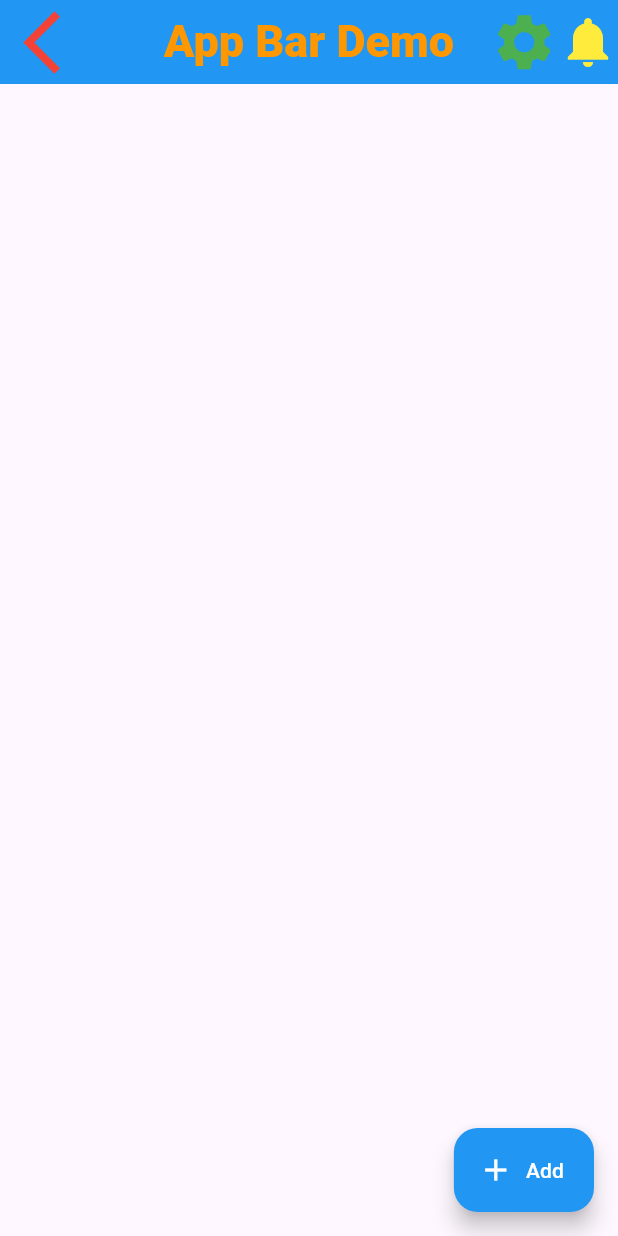
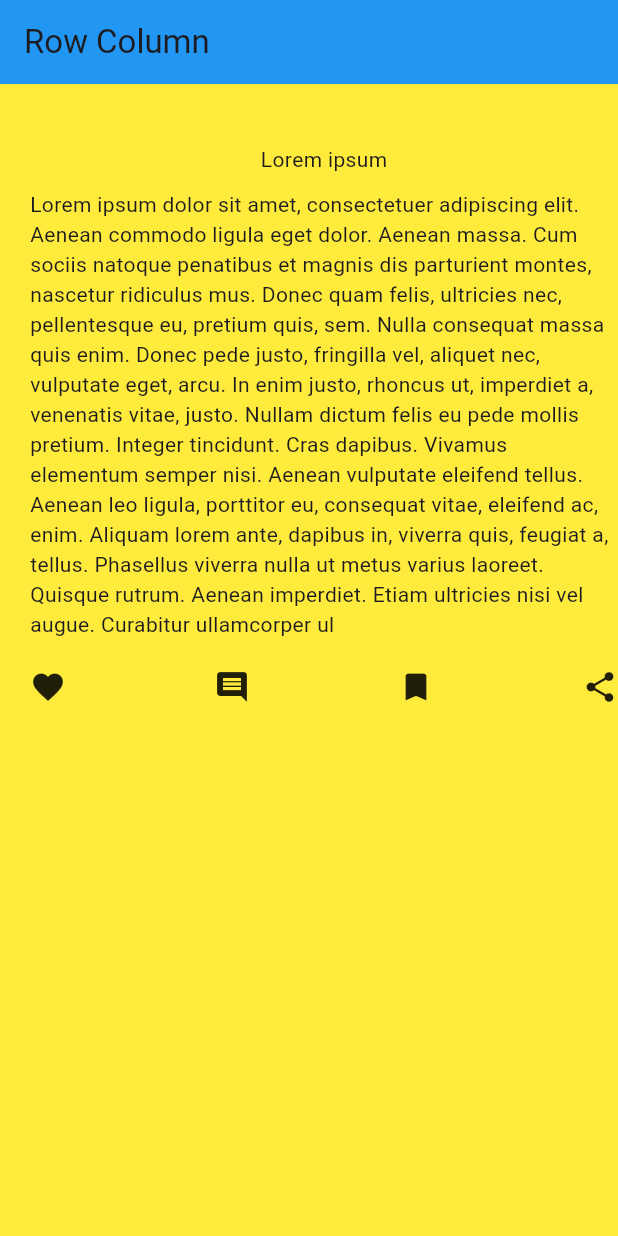
Before and after one commit to AbRehman536/mustafa_frontend, a Flutter app: the screen it shows after launch, on a phone screen of 412 x 824 dp. Run offline on Flutter 3.47's test engine with Material 3 defaults, Android fonts, the light colour scheme and no system bars.

Commit message:
Nested Row Column done

```diff
--- a/lib/main.dart
+++ b/lib/main.dart
@@ -1,5 +1,6 @@
 import 'package:flutter/material.dart';
 import 'package:mustafa_frontend/appbar.dart';
+import 'package:mustafa_frontend/row_column.dart';
 
 void main() {
   runApp(const MyApp());
@@ -31,7 +32,7 @@ class MyApp extends StatelessWidget {
         // tested with just a hot reload.
         colorScheme: ColorScheme.fromSeed(seedColor: Colors.deepPurple),
       ),
-      home: AppBarDemo(),
+      home: RowColumn(),
     );
   }
 }
--- /dev/null
+++ b/lib/row_column.dart
@@ -0,0 +1,38 @@
+import 'package:flutter/material.dart';
+
+class RowColumn extends StatelessWidget {
+  const RowColumn({super.key});
+
+  @override
+  Widget build(BuildContext context) {
+    return Scaffold(
+      appBar: AppBar(
+        title: Text("Row Column"),
+        backgroundColor: Colors.blue,
+      ),
+      body: Container(
+        color: Colors.yellow,
+        width: double.infinity,
+        child: Padding(
+          padding: const EdgeInsets.only(left: 20,top: 30),
+          child: Column(
+           children: [
+             SizedBox(height: 10,),
+             Text("Lorem ipsum"),
+             SizedBox(height: 10,),
+             Text("Lorem ipsum dolor sit amet, consectetuer adipiscing elit. Aenean commodo ligula eget dolor. Aenean massa. Cum sociis natoque penatibus et magnis dis parturient montes, nascetur ridiculus mus. Donec quam felis, ultricies nec, pellentesque eu, pretium quis, sem. Nulla consequat massa quis enim. Donec pede justo, fringilla vel, aliquet nec, vulputate eget, arcu. In enim justo, rhoncus ut, imperdiet a, venenatis vitae, justo. Nullam dictum felis eu pede mollis pretium. Integer tincidunt. Cras dapibus. Vivamus elementum semper nisi. Aenean vulputate eleifend tellus. Aenean leo ligula, porttitor eu, consequat vitae, eleifend ac, enim. Aliquam lorem ante, dapibus in, viverra quis, feugiat a, tellus. Phasellus viverra nulla ut metus varius laoreet. Quisque rutrum. Aenean imperdiet. Etiam ultricies nisi vel augue. Curabitur ullamcorper ul"),
+             SizedBox(height: 20,),
+              Row(
+                mainAxisAlignment: MainAxisAlignment.spaceBetween,
+                children: [
+                Icon(Icons.favorite),
+                Icon(Icons.comment),
+                Icon(Icons.bookmark),
+                Icon(Icons.share),
+              ],)
+          ],),
+        ),
+      ),
+    );
+  }
+}
```
